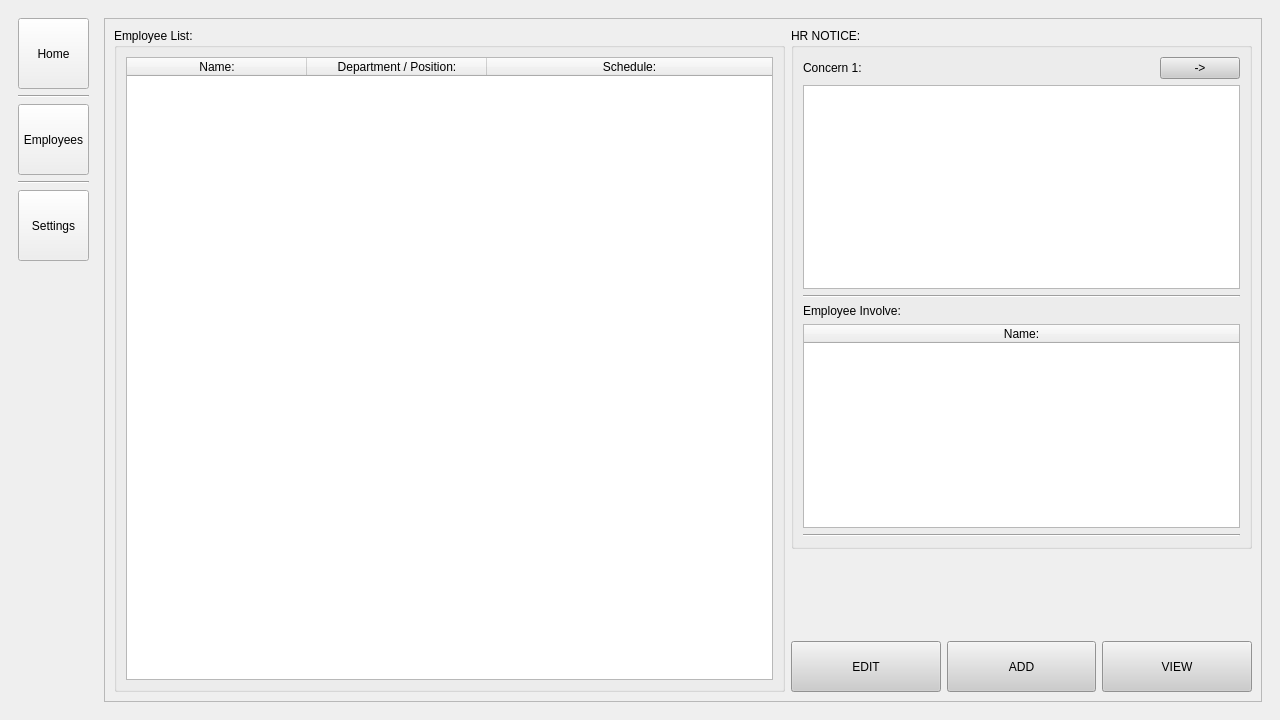
Above: EALS UI/eals-main.ui from maeven-tapa/cpet8_group8_workspace before the change. Below: the same form after it.
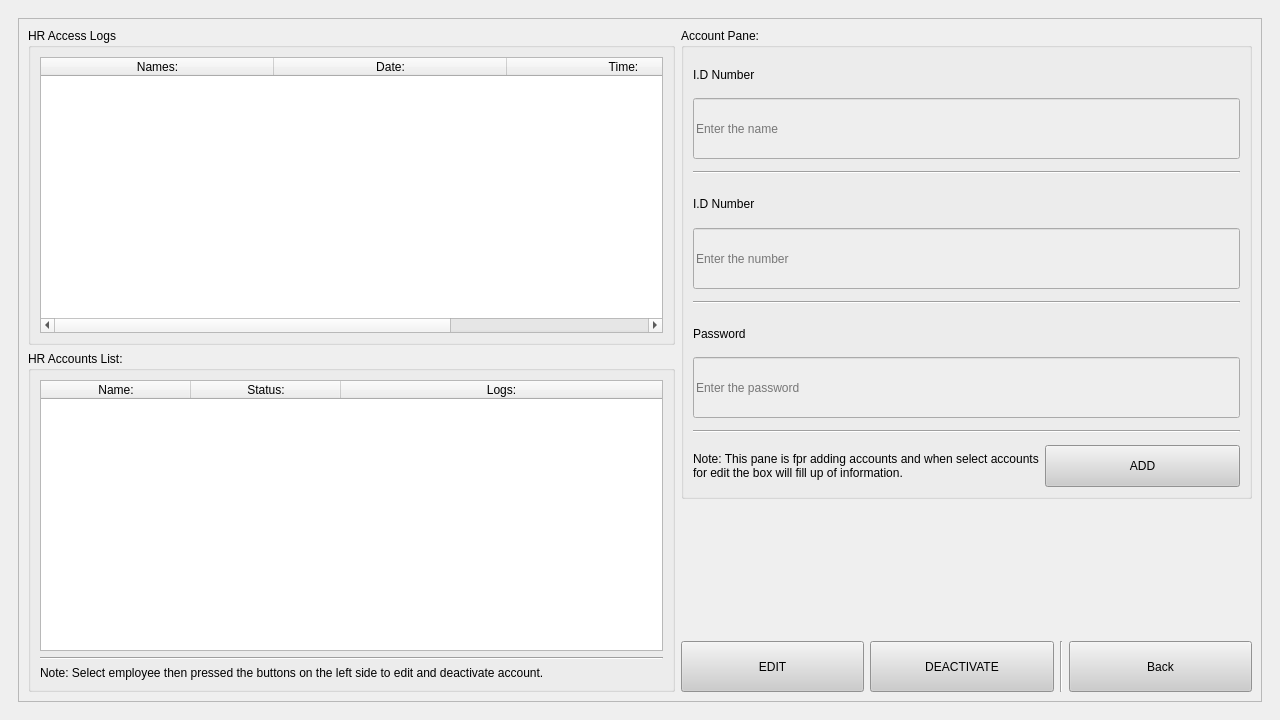
That is the form after the change. The open tabs and pages were chosen to show the change.

```diff
--- a/EALS UI/eals-main.ui
+++ b/EALS UI/eals-main.ui
@@ -10,6 +10,12 @@
     <height>720</height>
    </rect>
   </property>
+  <property name="minimumSize">
+   <size>
+    <width>0</width>
+    <height>291</height>
+   </size>
+  </property>
   <property name="windowTitle">
    <string>MainWindow</string>
   </property>
@@ -3061,46 +3067,6 @@
            <enum>QFrame::Shadow::Raised</enum>
           </property>
           <layout class="QGridLayout" name="gridLayout_23">
-           <item row="0" column="0" rowspan="3">
-            <widget class="QGroupBox" name="groupBox_20">
-             <property name="minimumSize">
-              <size>
-               <width>631</width>
-               <height>311</height>
-              </size>
-             </property>
-             <property name="title">
-              <string>Employee List:</string>
-             </property>
-             <layout class="QGridLayout" name="gridLayout_55">
-              <item row="0" column="0">
-               <widget class="QTableWidget" name="tableWidget_7">
-                <attribute name="horizontalHeaderDefaultSectionSize">
-                 <number>180</number>
-                </attribute>
-                <attribute name="horizontalHeaderStretchLastSection">
-                 <bool>true</bool>
-                </attribute>
-                <column>
-                 <property name="text">
-                  <string>Name:</string>
-                 </property>
-                </column>
-                <column>
-                 <property name="text">
-                  <string>Department / Position:</string>
-                 </property>
-                </column>
-                <column>
-                 <property name="text">
-                  <string>Schedule:</string>
-                 </property>
-                </column>
-               </widget>
-              </item>
-             </layout>
-            </widget>
-           </item>
            <item row="0" column="1" colspan="3">
             <widget class="QGroupBox" name="groupBox_7">
              <property name="minimumSize">
@@ -3113,7 +3079,45 @@
               <string>HR NOTICE:</string>
              </property>
              <layout class="QGridLayout" name="gridLayout_22">
-              <item row="3" column="2">
+              <item row="0" column="3">
+               <widget class="QPushButton" name="pushButton_36">
+                <property name="minimumSize">
+                 <size>
+                  <width>76</width>
+                  <height>0</height>
+                 </size>
+                </property>
+                <property name="maximumSize">
+                 <size>
+                  <width>16777215</width>
+                  <height>16777215</height>
+                 </size>
+                </property>
+                <property name="styleSheet">
+                 <string notr="true">background-color: rgb(204, 204, 204);</string>
+                </property>
+                <property name="text">
+                 <string>-&gt;</string>
+                </property>
+               </widget>
+              </item>
+              <item row="0" column="1" colspan="2">
+               <widget class="QLabel" name="label_75">
+                <property name="minimumSize">
+                 <size>
+                  <width>303</width>
+                  <height>0</height>
+                 </size>
+                </property>
+                <property name="styleSheet">
+                 <string notr="true">background-color: rgb(255, 255, 255);</string>
+                </property>
+                <property name="text">
+                 <string/>
+                </property>
+               </widget>
+              </item>
+              <item row="3" column="2" colspan="2">
                <widget class="QFrame" name="frame_36">
                 <property name="styleSheet">
                  <string notr="true">background-color: transparent;
@@ -3127,19 +3131,14 @@
                 </property>
                </widget>
               </item>
-              <item row="4" column="0" colspan="3">
-               <widget class="QTableWidget" name="tableWidget_8">
-                <attribute name="horizontalHeaderDefaultSectionSize">
-                 <number>180</number>
-                </attribute>
-                <attribute name="horizontalHeaderStretchLastSection">
-                 <bool>true</bool>
-                </attribute>
-                <column>
-                 <property name="text">
-                  <string>Name:</string>
-                 </property>
-                </column>
+              <item row="1" column="0" colspan="4">
+               <widget class="QTextBrowser" name="textBrowser"/>
+              </item>
+              <item row="5" column="0" colspan="4">
+               <widget class="Line" name="line_21">
+                <property name="orientation">
+                 <enum>Qt::Orientation::Horizontal</enum>
+                </property>
                </widget>
               </item>
               <item row="3" column="0" colspan="2">
@@ -3149,56 +3148,19 @@
                 </property>
                </widget>
               </item>
-              <item row="1" column="0" colspan="3">
-               <widget class="QTextBrowser" name="textBrowser"/>
-              </item>
               <item row="0" column="0">
                <widget class="QLabel" name="label_41">
                 <property name="text">
-                 <string>Concern 1:</string>
+                 <string>Concern:</string>
                 </property>
                </widget>
               </item>
-              <item row="2" column="0" colspan="3">
+              <item row="2" column="0" colspan="4">
                <widget class="Line" name="line_20">
-                <property name="orientation">
-                 <enum>Qt::Orientation::Horizontal</enum>
-                </property>
-               </widget>
-              </item>
-              <item row="5" column="0" colspan="3">
-               <widget class="Line" name="line_21">
-                <property name="orientation">
-                 <enum>Qt::Orientation::Horizontal</enum>
-                </property>
-               </widget>
-              </item>
-              <item row="0" column="1">
-               <widget class="QFrame" name="frame_35">
-                <property name="minimumSize">
-                 <size>
-                  <width>286</width>
-                  <height>0</height>
-                 </size>
-                </property>
-                <property name="styleSheet">
-                 <string notr="true">background-color: transparent;
-border: none;</string>
-                </property>
-                <property name="frameShape">
-                 <enum>QFrame::Shape::StyledPanel</enum>
-                </property>
-                <property name="frameShadow">
-                 <enum>QFrame::Shadow::Raised</enum>
-                </property>
-               </widget>
-              </item>
-              <item row="0" column="2">
-               <widget class="QPushButton" name="pushButton_36">
                 <property name="minimumSize">
                  <size>
                   <width>0</width>
-                  <height>0</height>
+                  <height>3</height>
                  </size>
                 </property>
                 <property name="maximumSize">
@@ -3207,12 +3169,21 @@
                   <height>16777215</height>
                  </size>
                 </property>
-                <property name="styleSheet">
-                 <string notr="true">background-color: rgb(204, 204, 204);</string>
-                </property>
-                <property name="text">
-                 <string>-&gt;</string>
-                </property>
+               </widget>
+              </item>
+              <item row="4" column="0" colspan="4">
+               <widget class="QTableWidget" name="tableWidget_8">
+                <attribute name="horizontalHeaderDefaultSectionSize">
+                 <number>180</number>
+                </attribute>
+                <attribute name="horizontalHeaderStretchLastSection">
+                 <bool>true</bool>
+                </attribute>
+                <column>
+                 <property name="text">
+                  <string>Name:</string>
+                 </property>
+                </column>
                </widget>
               </item>
              </layout>
@@ -3238,7 +3209,14 @@
              </property>
             </widget>
            </item>
-           <item row="2" column="1">
+           <item row="3" column="1" colspan="3">
+            <widget class="Line" name="line_34">
+             <property name="orientation">
+              <enum>Qt::Orientation::Horizontal</enum>
+             </property>
+            </widget>
+           </item>
+           <item row="4" column="1" rowspan="2">
             <widget class="QPushButton" name="employee_edit_btn">
              <property name="minimumSize">
               <size>
@@ -3260,7 +3238,7 @@
              </property>
             </widget>
            </item>
-           <item row="2" column="2">
+           <item row="5" column="2">
             <widget class="QPushButton" name="employee_add_btn">
              <property name="minimumSize">
               <size>
@@ -3282,7 +3260,7 @@
              </property>
             </widget>
            </item>
-           <item row="2" column="3">
+           <item row="5" column="3">
             <widget class="QPushButton" name="employee_view_btn">
              <property name="minimumSize">
               <size>
@@ -3304,73 +3282,451 @@
              </property>
             </widget>
            </item>
+           <item row="0" column="0" rowspan="6">
+            <widget class="QGroupBox" name="groupBox_20">
+             <property name="minimumSize">
+              <size>
+               <width>631</width>
+               <height>311</height>
+              </size>
+             </property>
+             <property name="title">
+              <string>Employee List:</string>
+             </property>
+             <layout class="QGridLayout" name="gridLayout_55">
+              <item row="0" column="0">
+               <widget class="QTableWidget" name="tableWidget_7">
+                <attribute name="horizontalHeaderDefaultSectionSize">
+                 <number>180</number>
+                </attribute>
+                <attribute name="horizontalHeaderStretchLastSection">
+                 <bool>true</bool>
+                </attribute>
+                <column>
+                 <property name="text">
+                  <string>Name:</string>
+                 </property>
+                </column>
+                <column>
+                 <property name="text">
+                  <string>Department / Position:</string>
+                 </property>
+                </column>
+                <column>
+                 <property name="text">
+                  <string>Schedule:</string>
+                 </property>
+                </column>
+               </widget>
+              </item>
+              <item row="1" column="0">
+               <widget class="Line" name="line_33">
+                <property name="orientation">
+                 <enum>Qt::Orientation::Horizontal</enum>
+                </property>
+               </widget>
+              </item>
+              <item row="2" column="0">
+               <widget class="QLabel" name="label_66">
+                <property name="text">
+                 <string>Note: Select employee then pressed the buttons on the left side to edit, view.</string>
+                </property>
+               </widget>
+              </item>
+             </layout>
+            </widget>
+           </item>
+           <item row="2" column="1" colspan="3">
+            <widget class="QPushButton" name="manage_hr_btn">
+             <property name="minimumSize">
+              <size>
+               <width>101</width>
+               <height>51</height>
+              </size>
+             </property>
+             <property name="maximumSize">
+              <size>
+               <width>16777215</width>
+               <height>16777215</height>
+              </size>
+             </property>
+             <property name="styleSheet">
+              <string notr="true">background-color: rgb(204, 204, 204);</string>
+             </property>
+             <property name="text">
+              <string>Manage HR Accounts</string>
+             </property>
+            </widget>
+           </item>
           </layout>
          </widget>
         </item>
-        <item row="1" column="0">
-         <widget class="Line" name="line_45">
-          <property name="orientation">
-           <enum>Qt::Orientation::Horizontal</enum>
-          </property>
-         </widget>
-        </item>
-        <item row="2" column="0">
-         <widget class="QPushButton" name="employee_employee_btn">
-          <property name="minimumSize">
-           <size>
-            <width>71</width>
-            <height>71</height>
-           </size>
-          </property>
-          <property name="maximumSize">
-           <size>
-            <width>71</width>
-            <height>71</height>
-           </size>
-          </property>
-          <property name="text">
-           <string>Employees</string>
-          </property>
-         </widget>
-        </item>
-        <item row="3" column="0">
-         <widget class="Line" name="line_44">
-          <property name="orientation">
-           <enum>Qt::Orientation::Horizontal</enum>
-          </property>
-         </widget>
-        </item>
-        <item row="4" column="0">
-         <widget class="QPushButton" name="employee_settings_btn">
-          <property name="minimumSize">
-           <size>
-            <width>71</width>
-            <height>71</height>
-           </size>
-          </property>
-          <property name="maximumSize">
-           <size>
-            <width>71</width>
-            <height>71</height>
-           </size>
-          </property>
-          <property name="text">
-           <string>Settings</string>
-          </property>
-         </widget>
-        </item>
-        <item row="5" column="0">
-         <widget class="QFrame" name="frame_94">
-          <property name="styleSheet">
-           <string notr="true">background-color: transparent;
-border: none;</string>
-          </property>
+       </layout>
+      </widget>
+      <widget class="QWidget" name="admin_hr_page">
+       <layout class="QGridLayout" name="gridLayout_60">
+        <item row="0" column="0">
+         <widget class="QFrame" name="frame_61">
           <property name="frameShape">
            <enum>QFrame::Shape::StyledPanel</enum>
           </property>
           <property name="frameShadow">
            <enum>QFrame::Shadow::Raised</enum>
           </property>
+          <layout class="QGridLayout" name="gridLayout_63">
+           <item row="0" column="0">
+            <widget class="QGroupBox" name="groupBox_31">
+             <property name="minimumSize">
+              <size>
+               <width>631</width>
+               <height>291</height>
+              </size>
+             </property>
+             <property name="title">
+              <string>HR Access Logs</string>
+             </property>
+             <layout class="QGridLayout" name="gridLayout_62">
+              <item row="0" column="0">
+               <widget class="QTableWidget" name="tableWidget_12">
+                <attribute name="horizontalHeaderDefaultSectionSize">
+                 <number>233</number>
+                </attribute>
+                <attribute name="horizontalHeaderShowSortIndicator" stdset="0">
+                 <bool>false</bool>
+                </attribute>
+                <attribute name="horizontalHeaderStretchLastSection">
+                 <bool>true</bool>
+                </attribute>
+                <column>
+                 <property name="text">
+                  <string>Names:</string>
+                 </property>
+                </column>
+                <column>
+                 <property name="text">
+                  <string>Date:</string>
+                 </property>
+                </column>
+                <column>
+                 <property name="text">
+                  <string>Time:</string>
+                 </property>
+                </column>
+               </widget>
+              </item>
+             </layout>
+            </widget>
+           </item>
+           <item row="0" column="1" rowspan="2" colspan="4">
+            <widget class="QGroupBox" name="groupBox_32">
+             <property name="minimumSize">
+              <size>
+               <width>571</width>
+               <height>471</height>
+              </size>
+             </property>
+             <property name="title">
+              <string>Account Pane:</string>
+             </property>
+             <layout class="QGridLayout" name="gridLayout_61">
+              <item row="0" column="0">
+               <widget class="QLabel" name="label_74">
+                <property name="text">
+                 <string>I.D Number</string>
+                </property>
+               </widget>
+              </item>
+              <item row="1" column="0" colspan="2">
+               <widget class="QLineEdit" name="lineEdit_19">
+                <property name="minimumSize">
+                 <size>
+                  <width>491</width>
+                  <height>61</height>
+                 </size>
+                </property>
+                <property name="styleSheet">
+                 <string notr="true">background-color: rgb(238, 238, 238);</string>
+                </property>
+                <property name="text">
+                 <string/>
+                </property>
+                <property name="placeholderText">
+                 <string>Enter the name</string>
+                </property>
+               </widget>
+              </item>
+              <item row="2" column="0" colspan="2">
+               <widget class="Line" name="line_57">
+                <property name="minimumSize">
+                 <size>
+                  <width>0</width>
+                  <height>15</height>
+                 </size>
+                </property>
+                <property name="orientation">
+                 <enum>Qt::Orientation::Horizontal</enum>
+                </property>
+               </widget>
+              </item>
+              <item row="3" column="0">
+               <widget class="QLabel" name="label_68">
+                <property name="text">
+                 <string>I.D Number</string>
+                </property>
+               </widget>
+              </item>
+              <item row="4" column="0" colspan="2">
+               <widget class="QLineEdit" name="lineEdit_15">
+                <property name="minimumSize">
+                 <size>
+                  <width>491</width>
+                  <height>61</height>
+                 </size>
+                </property>
+                <property name="styleSheet">
+                 <string notr="true">background-color: rgb(238, 238, 238);</string>
+                </property>
+                <property name="placeholderText">
+                 <string>Enter the number</string>
+                </property>
+               </widget>
+              </item>
+              <item row="5" column="0" colspan="2">
+               <widget class="Line" name="line_36">
+                <property name="minimumSize">
+                 <size>
+                  <width>0</width>
+                  <height>15</height>
+                 </size>
+                </property>
+                <property name="orientation">
+                 <enum>Qt::Orientation::Horizontal</enum>
+                </property>
+               </widget>
+              </item>
+              <item row="6" column="0">
+               <widget class="QLabel" name="label_69">
+                <property name="text">
+                 <string>Password</string>
+                </property>
+               </widget>
+              </item>
+              <item row="7" column="0" colspan="2">
+               <widget class="QLineEdit" name="lineEdit_14">
+                <property name="minimumSize">
+                 <size>
+                  <width>491</width>
+                  <height>61</height>
+                 </size>
+                </property>
+                <property name="styleSheet">
+                 <string notr="true">background-color: rgb(238, 238, 238);</string>
+                </property>
+                <property name="placeholderText">
+                 <string>Enter the password</string>
+                </property>
+               </widget>
+              </item>
+              <item row="8" column="0" colspan="2">
+               <widget class="Line" name="line_37">
+                <property name="minimumSize">
+                 <size>
+                  <width>0</width>
+                  <height>15</height>
+                 </size>
+                </property>
+                <property name="orientation">
+                 <enum>Qt::Orientation::Horizontal</enum>
+                </property>
+               </widget>
+              </item>
+              <item row="9" column="0">
+               <widget class="QLabel" name="label_70">
+                <property name="inputMethodHints">
+                 <set>Qt::InputMethodHint::ImhMultiLine</set>
+                </property>
+                <property name="frameShadow">
+                 <enum>QFrame::Shadow::Plain</enum>
+                </property>
+                <property name="lineWidth">
+                 <number>1</number>
+                </property>
+                <property name="text">
+                 <string>&lt;html&gt;&lt;head/&gt;&lt;body&gt;&lt;p&gt;Note: This pane is fpr adding accounts and when select accounts &lt;br/&gt;for edit the box will fill up of information.&lt;/p&gt;&lt;/body&gt;&lt;/html&gt;</string>
+                </property>
+                <property name="textFormat">
+                 <enum>Qt::TextFormat::AutoText</enum>
+                </property>
+               </widget>
+              </item>
+              <item row="9" column="1">
+               <widget class="QPushButton" name="employee_add_btn_2">
+                <property name="minimumSize">
+                 <size>
+                  <width>101</width>
+                  <height>42</height>
+                 </size>
+                </property>
+                <property name="maximumSize">
+                 <size>
+                  <width>16777215</width>
+                  <height>16777215</height>
+                 </size>
+                </property>
+                <property name="styleSheet">
+                 <string notr="true">background-color: rgb(204, 204, 204);</string>
+                </property>
+                <property name="text">
+                 <string>ADD</string>
+                </property>
+               </widget>
+              </item>
+             </layout>
+            </widget>
+           </item>
+           <item row="1" column="0" rowspan="3">
+            <widget class="QGroupBox" name="groupBox_30">
+             <property name="minimumSize">
+              <size>
+               <width>631</width>
+               <height>341</height>
+              </size>
+             </property>
+             <property name="title">
+              <string>HR Accounts List:</string>
+             </property>
+             <layout class="QGridLayout" name="gridLayout_64">
+              <item row="0" column="0">
+               <widget class="QTableWidget" name="tableWidget_10">
+                <attribute name="horizontalHeaderDefaultSectionSize">
+                 <number>150</number>
+                </attribute>
+                <attribute name="horizontalHeaderStretchLastSection">
+                 <bool>true</bool>
+                </attribute>
+                <column>
+                 <property name="text">
+                  <string>Name:</string>
+                 </property>
+                </column>
+                <column>
+                 <property name="text">
+                  <string>Status:</string>
+                 </property>
+                </column>
+                <column>
+                 <property name="text">
+                  <string>Logs:</string>
+                 </property>
+                </column>
+               </widget>
+              </item>
+              <item row="1" column="0">
+               <widget class="Line" name="line_35">
+                <property name="orientation">
+                 <enum>Qt::Orientation::Horizontal</enum>
+                </property>
+               </widget>
+              </item>
+              <item row="2" column="0">
+               <widget class="QLabel" name="label_67">
+                <property name="text">
+                 <string>Note: Select employee then pressed the buttons on the left side to edit and deactivate account.</string>
+                </property>
+               </widget>
+              </item>
+             </layout>
+            </widget>
+           </item>
+           <item row="2" column="1" colspan="4">
+            <widget class="QFrame" name="frame_63">
+             <property name="styleSheet">
+              <string notr="true">background-color: transparent;
+border: none;
+</string>
+             </property>
+             <property name="frameShape">
+              <enum>QFrame::Shape::StyledPanel</enum>
+             </property>
+             <property name="frameShadow">
+              <enum>QFrame::Shadow::Raised</enum>
+             </property>
+            </widget>
+           </item>
+           <item row="3" column="1">
+            <widget class="QPushButton" name="employee_edit_btn_3">
+             <property name="minimumSize">
+              <size>
+               <width>101</width>
+               <height>51</height>
+              </size>
+             </property>
+             <property name="maximumSize">
+              <size>
+               <width>16777215</width>
+               <height>16777215</height>
+              </size>
+             </property>
+             <property name="styleSheet">
+              <string notr="true">background-color: rgb(204, 204, 204);</string>
+             </property>
+             <property name="text">
+              <string>EDIT</string>
+             </property>
+            </widget>
+           </item>
+           <item row="3" column="2">
+            <widget class="QPushButton" name="employee_edit_btn_4">
+             <property name="minimumSize">
+              <size>
+               <width>101</width>
+               <height>51</height>
+              </size>
+             </property>
+             <property name="maximumSize">
+              <size>
+               <width>16777215</width>
+               <height>16777215</height>
+              </size>
+             </property>
+             <property name="styleSheet">
+              <string notr="true">background-color: rgb(204, 204, 204);</string>
+             </property>
+             <property name="text">
+              <string>DEACTIVATE</string>
+             </property>
+            </widget>
+           </item>
+           <item row="3" column="3">
+            <widget class="Line" name="line_58">
+             <property name="orientation">
+              <enum>Qt::Orientation::Vertical</enum>
+             </property>
+            </widget>
+           </item>
+           <item row="3" column="4">
+            <widget class="QPushButton" name="employee_edit_btn_5">
+             <property name="minimumSize">
+              <size>
+               <width>101</width>
+               <height>51</height>
+              </size>
+             </property>
+             <property name="maximumSize">
+              <size>
+               <width>16777215</width>
+               <height>16777215</height>
+              </size>
+             </property>
+             <property name="styleSheet">
+              <string notr="true">background-color: rgb(204, 204, 204);</string>
+             </property>
+             <property name="text">
+              <string>Back</string>
+             </property>
+            </widget>
+           </item>
+          </layout>
          </widget>
         </item>
        </layout>
```
Left out of the diff: 110 changed lines with no effect on the pictures.
